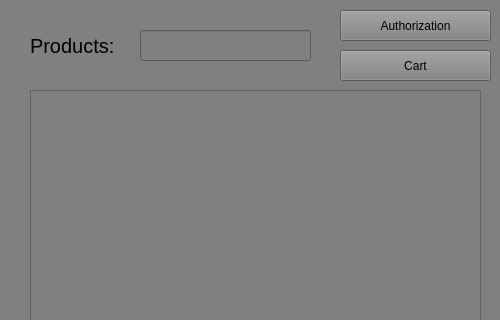
Before: the Qt Designer form mainwindow.ui in BeanDx/zoo-shop-qt-coursework, drawn with Qt 5; both pictures show x 0 to 500 and y 0 to 320 of the 500 by 510 pixel window.
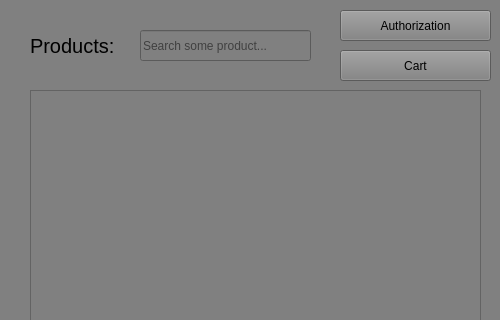
After: the same form once the commit is applied.

Commit message: add fuctionallity to search input

```diff
--- a/mainwindow.ui
+++ b/mainwindow.ui
@@ -93,6 +93,9 @@
       <height>31</height>
      </rect>
     </property>
+    <property name="placeholderText">
+     <string>Search some product...</string>
+    </property>
    </widget>
   </widget>
   <widget class="QMenuBar" name="menubar">
```
The commit also changes 2 other files.
